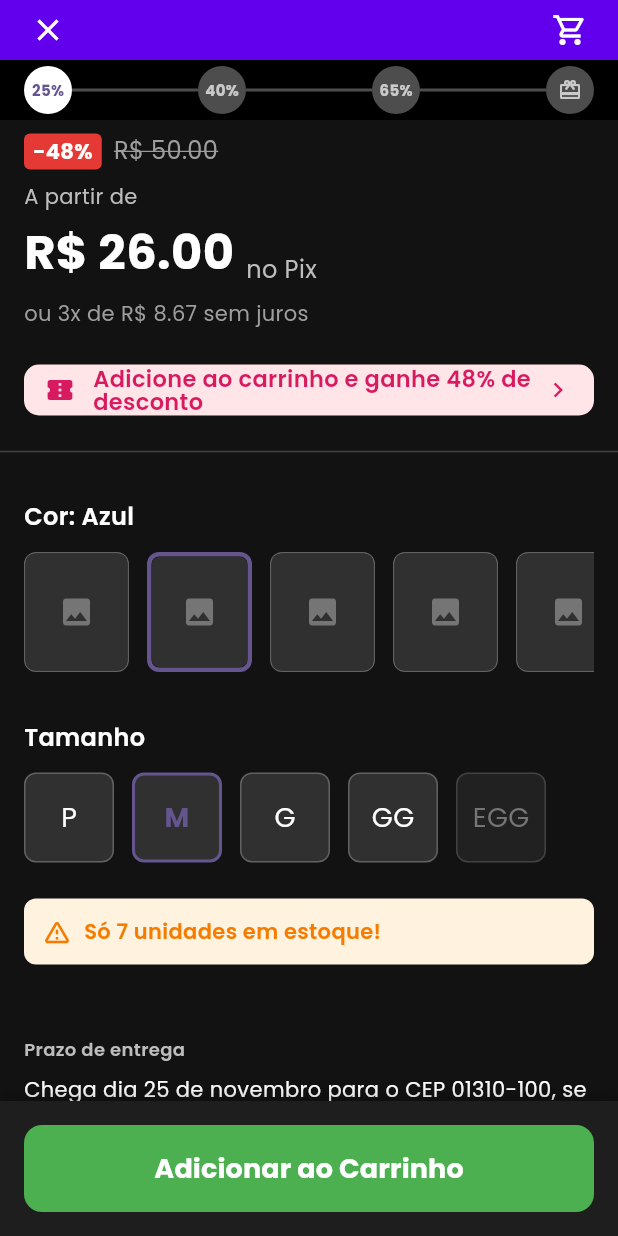
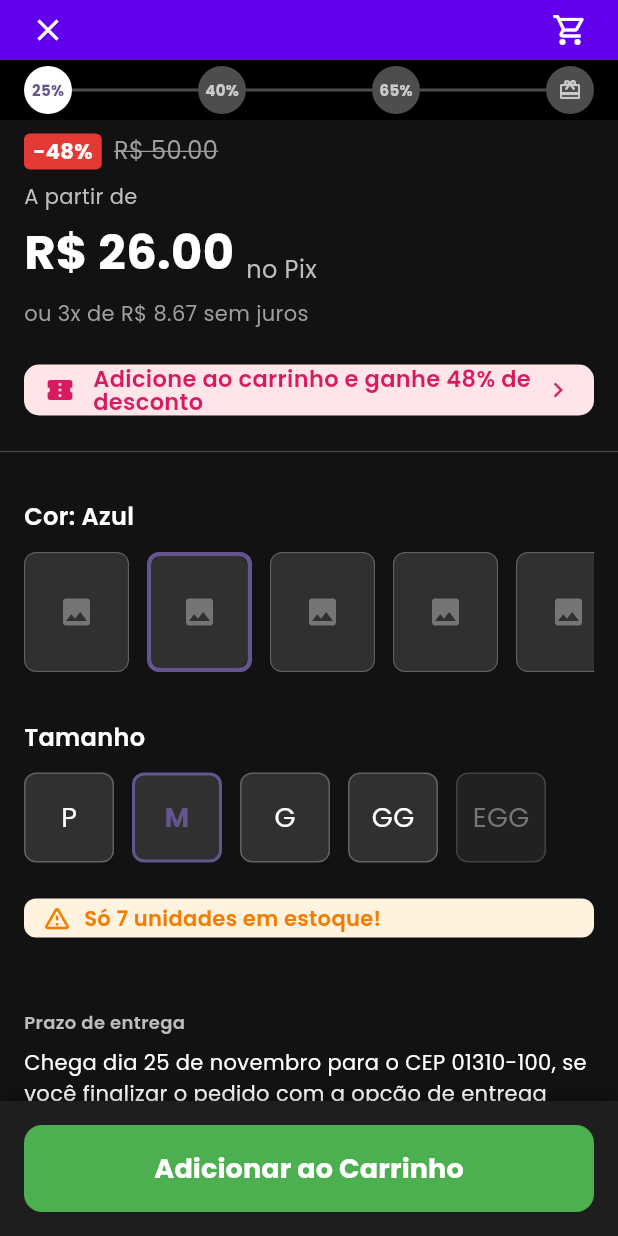
Before and after one commit to italoandres/eshop-admin-panel-updated, a Flutter app: the ProductDetailPage screen opened directly with empty values, scrolled down 576 dp, on a phone screen of 412 x 824 dp. Run offline on Flutter 3.47's test engine with Material 3 defaults, Android fonts, the phone set to English and light mode, and no system bars; our stand-ins replace cached_network_image, carousel_slider, dio, flutter_riverpod, flutter_secure_storage, freezed_annotation and 5 more; accounts and stored records are empty.

Commit message:
Reduzir padding vertical do alerta de estoque de 12px para 3px

```diff
--- a/lib/features/products/presentation/pages/product_detail_page.dart
+++ b/lib/features/products/presentation/pages/product_detail_page.dart
@@ -723,7 +723,7 @@ class _ProductDetailPageState extends State<ProductDetailPage> {
   Widget _buildStockAlert() {
     return Container(
       margin: const EdgeInsets.symmetric(horizontal: 16, vertical: 8),
-      padding: const EdgeInsets.all(12),
+      padding: const EdgeInsets.symmetric(horizontal: 12, vertical: 3),
       decoration: BoxDecoration(
         color: const Color(0xFFFFF3E0), // Laranja claro
         borderRadius: BorderRadius.circular(8),
```
